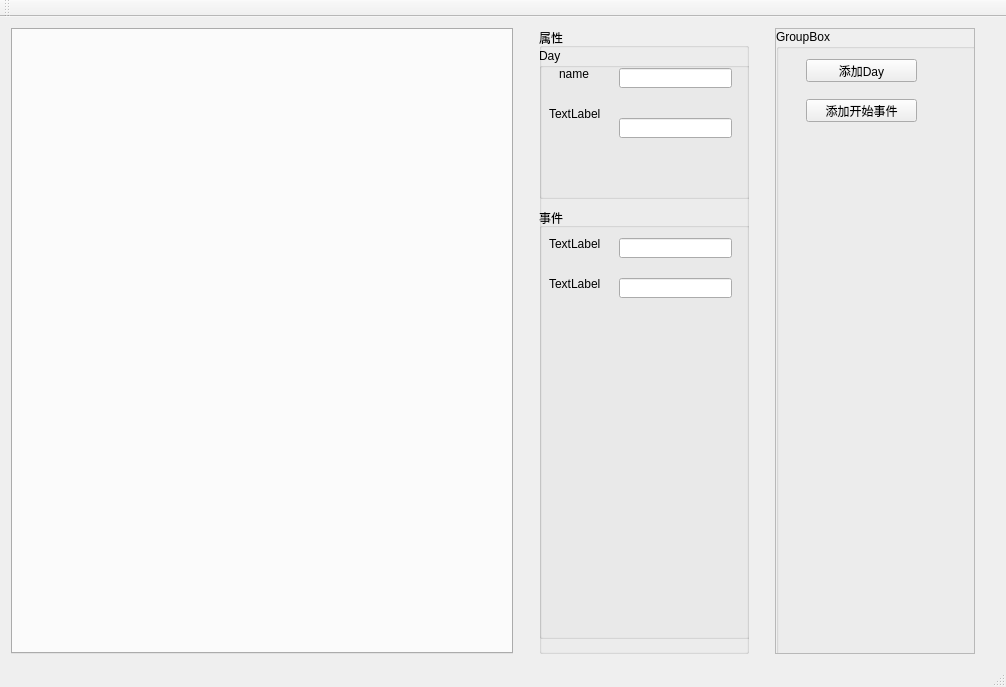
Old version of the form mainwindow.ui in the repository N0I0C0K/GameEditor.
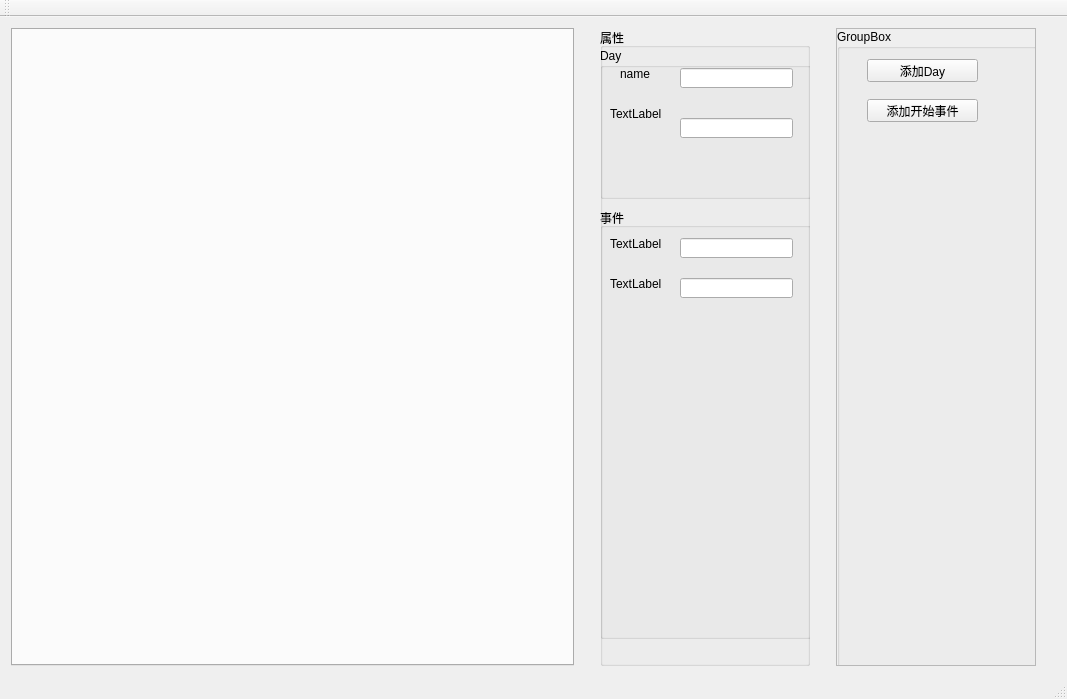
New version of the form.

What changed in the file:
```diff
--- a/mainwindow.ui
+++ b/mainwindow.ui
@@ -6,8 +6,8 @@
    <rect>
     <x>0</x>
     <y>0</y>
-    <width>1006</width>
-    <height>687</height>
+    <width>1067</width>
+    <height>699</height>
    </rect>
   </property>
   <property name="windowTitle">
@@ -208,7 +208,7 @@
          <x>0</x>
          <y>0</y>
          <width>198</width>
-         <height>633</height>
+         <height>645</height>
         </rect>
        </property>
        <property name="layoutDirection">
```
Left out of the diff: 4 changed lines with no effect on the pictures.
